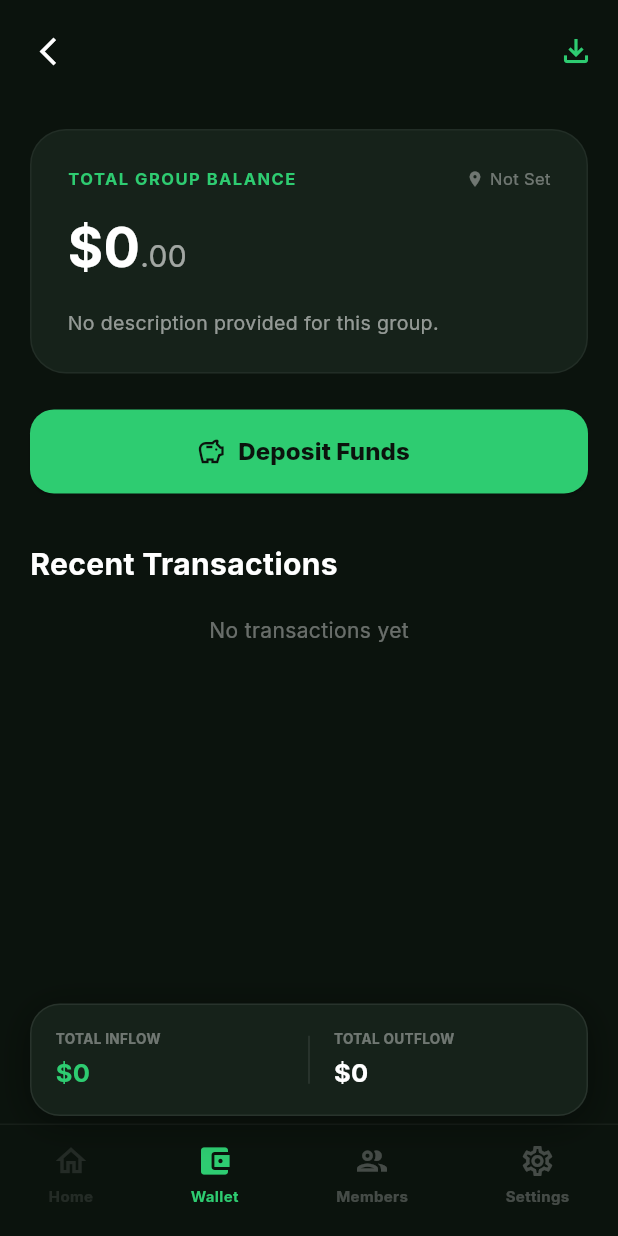
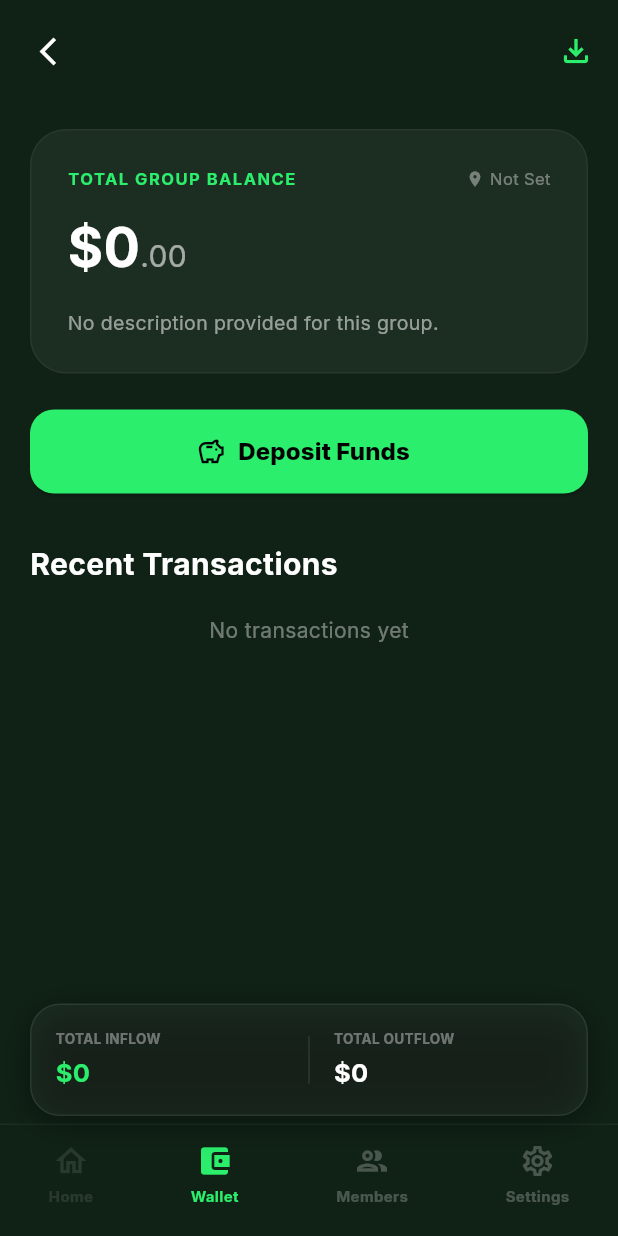
Before and after one commit to gidyon/hesabu_app, a Flutter app: the GroupDetailsScreen screen opened directly with empty values, on a phone screen of 412 x 824 dp. Run offline on Flutter 3.47's test engine with Material 3 defaults, Android fonts, the phone set to English and light mode, and no system bars; our stand-ins replace dio, go_router, google_fonts, shared_preferences; accounts and stored records are empty; network calls fail.

Commit message:
theme fixes'

```diff
--- a/lib/features/groups/presentation/screens/group_details_screen.dart
+++ b/lib/features/groups/presentation/screens/group_details_screen.dart
@@ -1,5 +1,7 @@
 import 'package:flutter/material.dart';
 import 'package:go_router/go_router.dart';
+import 'package:hesabu_app/core/theme/inherited_theme_controller.dart';
+import 'package:hesabu_app/core/theme/theme_controller.dart';
 import 'package:hesabu_app/features/groups/domain/groups_repository.dart';
 import 'package:intl/intl.dart';
 import 'package:provider/provider.dart';
@@ -76,24 +78,44 @@ class _GroupDetailsScreenState extends State<GroupDetailsScreen> {
       decimalDigits: 0,
     );
 
+    final themeController = InheritedThemeController.of(context);
+    final isDark = themeController.isDark;
+    final accent = themeController.accentColor.primary;
+    final backgroundColor = isDark
+        ? themeController.accentColor.darkBackground
+        : Colors.white;
+    final titleColor = isDark ? Colors.white : Colors.black87;
+    final cardColor = isDark
+        ? Colors.white.withOpacity(0.05)
+        : Colors.black.withOpacity(0.03);
+
     return Scaffold(
-      backgroundColor: const Color(0xFF0b130d),
+      backgroundColor: backgroundColor,
       body: Stack(
         children: [
           Column(
             children: [
-              _buildTopNav(context),
-              Expanded(child: _buildBody(currencyFormat, isAdmin)),
-              _buildBottomNavBar(),
+              _buildTopNav(context, titleColor, accent),
+              Expanded(
+                child: _buildBody(
+                  currencyFormat,
+                  isAdmin,
+                  accent,
+                  titleColor,
+                  cardColor,
+                ),
+              ),
+              _buildBottomNavBar(accent, titleColor),
             ],
           ),
-          if (_currentIndex == 1) _buildFixedInsights(currencyFormat),
+          if (_currentIndex == 1)
+            _buildFixedInsights(currencyFormat, accent, cardColor, titleColor),
         ],
       ),
     );
   }
 
-  Widget _buildTopNav(BuildContext context) {
+  Widget _buildTopNav(BuildContext context, Color titleColor, Color accent) {
     return Padding(
       padding: EdgeInsets.only(
         top: MediaQuery.of(context).padding.top + 10,
@@ -105,77 +127,86 @@ class _GroupDetailsScreenState extends State<GroupDetailsScreen> {
         mainAxisAlignment: MainAxisAlignment.spaceBetween,
         children: [
           IconButton(
-            icon: const Icon(
-              Icons.arrow_back_ios_new,
-              color: Colors.white,
-              size: 22,
-            ),
+            icon: Icon(Icons.arrow_back_ios_new, color: titleColor, size: 22),
             onPressed: () => context.pop(),
           ),
           Text(
             widget.group.name,
-            style: const TextStyle(
-              color: Colors.white,
+            style: TextStyle(
+              color: titleColor,
               fontSize: 18,
               fontWeight: FontWeight.bold,
             ),
           ),
-          const Icon(
-            Icons.file_download_outlined,
-            color: Color(0xFF2ecc71),
-            size: 24,
-          ),
+          Icon(Icons.file_download_outlined, color: accent, size: 24),
         ],
       ),
     );
   }
 
-  Widget _buildBody(NumberFormat fmt, bool isAdmin) {
+  Widget _buildBody(
+    NumberFormat fmt,
+    bool isAdmin,
+    Color accent,
+    Color titleColor,
+    Color cardColor,
+  ) {
     if (_currentIndex == 1) {
-      return _buildWalletView(fmt, isAdmin);
+      return _buildWalletView(fmt, isAdmin, accent, titleColor, cardColor);
     } else if (_currentIndex == 2) {
-      return _buildMembersView();
+      return _buildMembersView(accent, titleColor);
     } else if (_currentIndex == 3) {
-      return _buildSettingsView();
+      return _buildSettingsView(titleColor);
     }
     return const SizedBox.shrink();
   }
 
-  Widget _buildWalletView(NumberFormat fmt, bool isAdmin) {
+  Widget _buildWalletView(
+    NumberFormat fmt,
+    bool isAdmin,
+    Color accent,
+    Color titleColor,
+    Color cardColor,
+  ) {
     return SingleChildScrollView(
       padding: const EdgeInsets.symmetric(horizontal: 20),
       child: Column(
         crossAxisAlignment: CrossAxisAlignment.start,
         children: [
           const SizedBox(height: 16),
-          _buildBalanceCard(fmt),
+          _buildBalanceCard(fmt, accent, titleColor, cardColor),
           const SizedBox(height: 24),
-          _buildMainActionButton(isAdmin),
+          _buildMainActionButton(isAdmin, accent),
           const SizedBox(height: 32),
-          const Text(
+          Text(
             'Recent Transactions',
             style: TextStyle(
-              color: Colors.white,
+              color: titleColor,
               fontSize: 20,
               fontWeight: FontWeight.bold,
             ),
           ),
           const SizedBox(height: 20),
-          _buildTransactionsList(fmt),
+          _buildTransactionsList(fmt, accent, titleColor),
           const SizedBox(height: 120), // Spacer for fixed inflow/outflow
         ],
       ),
     );
   }
 
-  Widget _buildBalanceCard(NumberFormat fmt) {
+  Widget _buildBalanceCard(
+    NumberFormat fmt,
+    Color accent,
+    Color titleColor,
+    Color cardColor,
+  ) {
     return Container(
       width: double.infinity,
       padding: const EdgeInsets.all(24),
       decoration: BoxDecoration(
-        color: const Color(0xFF16221a),
+        color: cardColor,
         borderRadius: BorderRadius.circular(24),
-        border: Border.all(color: Colors.white.withOpacity(0.05)),
+        border: Border.all(color: titleColor.withOpacity(0.05)),
       ),
       child: Column(
         crossAxisAlignment: CrossAxisAlignment.start,
@@ -183,10 +214,10 @@ class _GroupDetailsScreenState extends State<GroupDetailsScreen> {
           Row(
             mainAxisAlignment: MainAxisAlignment.spaceBetween,
             children: [
-              const Text(
+              Text(
                 'TOTAL GROUP BALANCE',
                 style: TextStyle(
-                  color: Color(0xFF2ecc71),
+                  color: accent,
                   fontSize: 11,
                   fontWeight: FontWeight.bold,
                   letterSpacing: 1,
@@ -194,9 +225,9 @@ class _GroupDetailsScreenState extends State<GroupDetailsScreen> {
               ),
               Row(
                 children: [
-                  const Icon(
+                  Icon(
                     Icons.location_on,
-                    color: Colors.white38,
+                    color: titleColor.withOpacity(0.4),
                     size: 12,
                   ),
                   const SizedBox(width: 4),
@@ -204,7 +235,10 @@ class _GroupDetailsScreenState extends State<GroupDetailsScreen> {
                     widget.group.location.isEmpty
                         ? 'Not Set'
                         : widget.group.location,
-                    style: const TextStyle(color: Colors.white38, fontSize: 11),
+                    style: TextStyle(
+                      color: titleColor.withOpacity(0.4),
+                      fontSize: 11,
+                    ),
                   ),
                 ],
               ),
@@ -217,15 +251,18 @@ class _GroupDetailsScreenState extends State<GroupDetailsScreen> {
             children: [
               Text(
                 fmt.format(_balance),
-                style: const TextStyle(
-                  color: Colors.white,
+                style: TextStyle(
+                  color: titleColor,
                   fontSize: 36,
                   fontWeight: FontWeight.bold,
                 ),
               ),
-              const Text(
+              Text(
                 '.00',
-                style: TextStyle(color: Colors.white60, fontSize: 20),
+                style: TextStyle(
+                  color: titleColor.withOpacity(0.6),
+                  fontSize: 20,
+                ),
               ),
             ],
           ),
@@ -234,8 +271,8 @@ class _GroupDetailsScreenState extends State<GroupDetailsScreen> {
             widget.group.description.isEmpty
                 ? 'No description provided for this group.'
                 : widget.group.description,
-            style: const TextStyle(
-              color: Colors.white54,
+            style: TextStyle(
+              color: titleColor.withOpacity(0.54),
               fontSize: 13,
               height: 1.4,
             ),
@@ -247,7 +284,12 @@ class _GroupDetailsScreenState extends State<GroupDetailsScreen> {
     );
   }
 
-  Widget _buildFixedInsights(NumberFormat fmt) {
+  Widget _buildFixedInsights(
+    NumberFormat fmt,
+    Color accent,
+    Color cardColor,
+    Color titleColor,
+  ) {
     return Positioned(
       bottom: 80, // Above bottom nav
       left: 20,
@@ -255,9 +297,9 @@ class _GroupDetailsScreenState extends State<GroupDetailsScreen> {
       child: Container(
         padding: const EdgeInsets.all(16),
         decoration: BoxDecoration(
-          color: const Color(0xFF16221a),
+          color: cardColor,
           borderRadius: BorderRadius.circular(20),
-          border: Border.all(color: Colors.white.withOpacity(0.08)),
+          border: Border.all(color: titleColor.withOpacity(0.08)),
           boxShadow: [
             BoxShadow(
               color: Colors.black.withOpacity(0.4),
@@ -272,20 +314,22 @@ class _GroupDetailsScreenState extends State<GroupDetailsScreen> {
               child: _buildInsightItem(
                 'TOTAL INFLOW',
                 fmt.format(_totalInflow),
-                const Color(0xFF2ecc71),
+                accent,
+                titleColor,
               ),
             ),
             Container(
               width: 1,
               height: 32,
-              color: Colors.white.withOpacity(0.1),
+              color: titleColor.withOpacity(0.1),
               margin: const EdgeInsets.symmetric(horizontal: 16),
             ),
             Expanded(
               child: _buildInsightItem(
                 'TOTAL OUTFLOW',
                 fmt.format(_totalOutflow),
-                Colors.white,
+                titleColor,
+                titleColor,
               ),
             ),
           ],
@@ -294,15 +338,20 @@ class _GroupDetailsScreenState extends State<GroupDetailsScreen> {
     );
   }
 
-  Widget _buildInsightItem(String label, String amount, Color amountColor) {
+  Widget _buildInsightItem(
+    String label,
+    String amount,
+    Color amountColor,
+    Color titleColor,
+  ) {
     return Column(
       crossAxisAlignment: CrossAxisAlignment.start,
       mainAxisSize: MainAxisSize.min,
       children: [
         Text(
           label,
-          style: const TextStyle(
-            color: Colors.white38,
+          style: TextStyle(
+            color: titleColor.withOpacity(0.38),
             fontSize: 9,
             fontWeight: FontWeight.bold,
           ),
@@ -320,15 +369,15 @@ class _GroupDetailsScreenState extends State<GroupDetailsScreen> {
     );
   }
 
-  Widget _buildMainActionButton(bool isAdmin) {
+  Widget _buildMainActionButton(bool isAdmin, Color accent) {
     return SizedBox(
       width: double.infinity,
       height: 56,
       child: ElevatedButton.icon(
         onPressed: () {},
         style: ElevatedButton.styleFrom(
-          backgroundColor: const Color(0xFF2ecc71),
-          foregroundColor: const Color(0xFF0b130d),
+          backgroundColor: accent,
+          foregroundColor: Colors.black,
           shape: RoundedRectangleBorder(
             borderRadius: BorderRadius.circular(16),
           ),
@@ -345,16 +394,18 @@ class _GroupDetailsScreenState extends State<GroupDetailsScreen> {
     );
   }
 
-  Widget _buildTransactionsList(NumberFormat fmt) {
+  Widget _buildTransactionsList(
+    NumberFormat fmt,
+    Color accent,
+    Color titleColor,
+  ) {
     if (_isLoading)
-      return const Center(
-        child: CircularProgressIndicator(color: Color(0xFF2ecc71)),
-      );
+      return Center(child: CircularProgressIndicator(color: accent));
     if (_transactions.isEmpty)
-      return const Center(
+      return Center(
         child: Text(
           'No transactions yet',
-          style: TextStyle(color: Colors.white38),
+          style: TextStyle(color: titleColor.withOpacity(0.4)),
         ),
       );
 
@@ -373,15 +424,14 @@ class _GroupDetailsScreenState extends State<GroupDetailsScreen> {
                 width: 48,
                 height: 48,
                 decoration: BoxDecoration(
-                  color: (isInflow ? const Color(0xFF2ecc71) : Colors.red)
-                      .withOpacity(0.08),
+                  color: (isInflow ? accent : Colors.red).withOpacity(0.08),
                   shape: BoxShape.circle,
                 ),
                 child: Icon(
                   isInflow
                       ? Icons.file_download_outlined
                       : Icons.file_upload_outlined,
-                  color: isInflow ? const Color(0xFF2ecc71) : Colors.red,
+                  color: isInflow ? accent : Colors.red,
                   size: 22,
                 ),
               ),
@@ -392,8 +442,8 @@ class _GroupDetailsScreenState extends State<GroupDetailsScreen> {
                   children: [
                     Text(
                       tx.title,
-                      style: const TextStyle(
-                        color: Colors.white,
+                      style: TextStyle(
+                        color: titleColor,
                         fontSize: 15,
                         fontWeight: FontWeight.bold,
                       ),
@@ -401,8 +451,8 @@ class _GroupDetailsScreenState extends State<GroupDetailsScreen> {
                     const SizedBox(height: 4),
                     Text(
                       tx.date,
-                      style: const TextStyle(
-                        color: Colors.white38,
+                      style: TextStyle(
+                        color: titleColor.withOpacity(0.4),
                         fontSize: 12,
                       ),
                     ),
@@ -415,7 +465,7 @@ class _GroupDetailsScreenState extends State<GroupDetailsScreen> {
                   Text(
                     '${isInflow ? '+' : '-'}${fmt.format(tx.amount)}.00',
                     style: TextStyle(
-                      color: isInflow ? const Color(0xFF2ecc71) : Colors.white,
+                      color: isInflow ? accent : titleColor,
                       fontSize: 15,
                       fontWeight: FontWeight.bold,
                     ),
@@ -423,8 +473,8 @@ class _GroupDetailsScreenState extends State<GroupDetailsScreen> {
                   const SizedBox(height: 2),
                   Text(
                     tx.method.toUpperCase(),
-                    style: const TextStyle(
-                      color: Colors.white38,
+                    style: TextStyle(
+                      color: titleColor.withOpacity(0.4),
                       fontSize: 9,
                       fontWeight: FontWeight.bold,
                     ),
@@ -438,11 +488,9 @@ class _GroupDetailsScreenState extends State<GroupDetailsScreen> {
     );
   }
 
-  Widget _buildMembersView() {
+  Widget _buildMembersView(Color accent, Color titleColor) {
     if (_isLoading)
-      return const Center(
-        child: CircularProgressIndicator(color: Color(0xFF2ecc71)),
-      );
+      return Center(child: CircularProgressIndicator(color: accent));
     return ListView.builder(
       padding: const EdgeInsets.all(20),
       itemCount: _members.length,
@@ -455,13 +503,10 @@ class _GroupDetailsScreenState extends State<GroupDetailsScreen> {
             children: [
               CircleAvatar(
                 radius: 22,
-                backgroundColor: const Color(0xFF16221a),
+                backgroundColor: titleColor.withOpacity(0.05),
                 child: Text(
                   member.name[0],
-                  style: const TextStyle(
-                    color: Color(0xFF2ecc71),
-                    fontWeight: FontWeight.bold,
-                  ),
+                  style: TextStyle(color: accent, fontWeight: FontWeight.bold),
                 ),
               ),
               const SizedBox(width: 16),
@@ -471,8 +516,8 @@ class _GroupDetailsScreenState extends State<GroupDetailsScreen> {
                   children: [
                     Text(
                       member.name,
-                      style: const TextStyle(
-                        color: Colors.white,
+                      style: TextStyle(
+                        color: titleColor,
                         fontSize: 15,
                         fontWeight: FontWeight.bold,
                       ),
@@ -480,8 +525,8 @@ class _GroupDetailsScreenState extends State<GroupDetailsScreen> {
                     const SizedBox(height: 4),
                     Text(
                       member.msisdn,
-                      style: const TextStyle(
-                        color: Colors.white38,
+                      style: TextStyle(
+                        color: titleColor.withOpacity(0.4),
                         fontSize: 12,
                       ),
                     ),
@@ -495,13 +540,13 @@ class _GroupDetailsScreenState extends State<GroupDetailsScreen> {
                     vertical: 4,
                   ),
                   decoration: BoxDecoration(
-                    color: const Color(0xFF2ecc71).withOpacity(0.1),
+                    color: accent.withOpacity(0.1),
                     borderRadius: BorderRadius.circular(8),
                   ),
-                  child: const Text(
+                  child: Text(
                     'ADMIN',
                     style: TextStyle(
-                      color: Color(0xFF2ecc71),
+                      color: accent,
                       fontSize: 9,
                       fontWeight: FontWeight.bold,
                     ),
@@ -514,30 +559,38 @@ class _GroupDetailsScreenState extends State<GroupDetailsScreen> {
     );
   }
 
-  Widget _buildSettingsView() {
+  Widget _buildSettingsView(Color titleColor) {
     return ListView(
       padding: const EdgeInsets.all(20),
       children: [
         _buildSettingsItem(
           Icons.edit_outlined,
           'Edit Group Profile',
+          titleColor: titleColor,
           onTap: () => context.push('/groups/create', extra: widget.group),
         ),
         _buildSettingsItem(
           Icons.group_add_outlined,
           'Invite Members',
+          titleColor: titleColor,
           onTap: () => context.push('/groups/invite', extra: widget.group.id),
         ),
-        _buildSettingsItem(Icons.security_outlined, 'Permissions'),
+        _buildSettingsItem(
+          Icons.security_outlined,
+          'Permissions',
+          titleColor: titleColor,
+        ),
         _buildSettingsItem(
           Icons.notifications_outlined,
           'Notification Settings',
+          titleColor: titleColor,
         ),
-        const Divider(color: Colors.white10, height: 40),
+        Divider(color: titleColor.withOpacity(0.1), height: 40),
         _buildSettingsItem(
           Icons.logout,
           'Exit Group',
           color: Colors.orange,
+          titleColor: titleColor,
           onTap: () => _showConfirmationDialog(
             'Exit Group',
             'Are you sure you want to exit this group?',
@@ -547,6 +600,7 @@ class _GroupDetailsScreenState extends State<GroupDetailsScreen> {
           Icons.delete_outline,
           'Delete Group',
           color: Colors.red,
+          titleColor: titleColor,
           onTap: () => _showConfirmationDialog(
             'Delete Group',
             'This action is permanent. All group data will be lost. Continue?',
@@ -559,98 +613,47 @@ class _GroupDetailsScreenState extends State<GroupDetailsScreen> {
   Widget _buildSettingsItem(
     IconData icon,
     String title, {
+    required Color titleColor,
     Color color = Colors.white,
     VoidCallback? onTap,
   }) {
+    final effectiveColor = color == Colors.white ? titleColor : color;
     return ListTile(
       contentPadding: EdgeInsets.zero,
       onTap: onTap,
-      leading: Icon(icon, color: color.withOpacity(0.6), size: 22),
+      leading: Icon(icon, color: effectiveColor.withOpacity(0.6), size: 22),
       title: Text(
         title,
-        style: TextStyle(color: color.withOpacity(0.8), fontSize: 15),
+        style: TextStyle(color: effectiveColor.withOpacity(0.8), fontSize: 15),
       ),
-      trailing: const Icon(Icons.chevron_right, color: Colors.white10),
+      trailing: Icon(Icons.chevron_right, color: titleColor.withOpacity(0.1)),
     );
   }
 
-  void _showInviteDialog() {
+  void _showConfirmationDialog(String title, String message) {
+    final themeController = InheritedThemeController.of(context);
+    final isDark = themeController.isDark;
+    final backgroundColor = isDark
+        ? themeController.accentColor.darkBackground
+        : Colors.white;
+    final titleColor = isDark ? Colors.white : Colors.black87;
+
     showDialog(
       context: context,
       builder: (context) => AlertDialog(
-        backgroundColor: const Color(0xFF16221a),
+        backgroundColor: backgroundColor,
         shape: RoundedRectangleBorder(borderRadius: BorderRadius.circular(24)),
-        title: const Text(
-          'Invite Members',
-          style: TextStyle(color: Colors.white),
-        ),
-        content: Column(
-          mainAxisSize: MainAxisSize.min,
-          crossAxisAlignment: CrossAxisAlignment.start,
-          children: [
-            TextField(
-              style: const TextStyle(color: Colors.white),
-              decoration: InputDecoration(
-                hintText: 'Phone number or Email',
-                hintStyle: const TextStyle(color: Colors.white24),
-                filled: true,
-                fillColor: Colors.black26,
-                border: OutlineInputBorder(
-                  borderRadius: BorderRadius.circular(12),
-                  borderSide: BorderSide.none,
-                ),
-              ),
-            ),
-            const SizedBox(height: 12),
-            const Text(
-              'Please only invite people you know. Avoid spamming.',
-              style: TextStyle(color: Colors.white38, fontSize: 11),
-            ),
-          ],
+        title: Text(title, style: TextStyle(color: titleColor)),
+        content: Text(
+          message,
+          style: TextStyle(color: titleColor.withOpacity(0.7)),
         ),
         actions: [
           TextButton(
             onPressed: () => context.pop(),
-            child: const Text(
+            child: Text(
               'Cancel',
-              style: TextStyle(color: Colors.white54),
-            ),
-          ),
-          ElevatedButton(
-            onPressed: () {
-              context.pop();
-              ScaffoldMessenger.of(context).showSnackBar(
-                const SnackBar(
-                  content: Text('Invitation sent successfully!'),
-                  backgroundColor: Color(0xFF2ecc71),
-                ),
-              );
-            },
-            style: ElevatedButton.styleFrom(
-              backgroundColor: const Color(0xFF2ecc71),
-              foregroundColor: Colors.black,
-            ),
-            child: const Text('Send Invite'),
-          ),
-        ],
-      ),
-    );
-  }
-
-  void _showConfirmationDialog(String title, String message) {
-    showDialog(
-      context: context,
-      builder: (context) => AlertDialog(
-        backgroundColor: const Color(0xFF16221a),
-        shape: RoundedRectangleBorder(borderRadius: BorderRadius.circular(24)),
-        title: Text(title, style: const TextStyle(color: Colors.white)),
-        content: Text(message, style: const TextStyle(color: Colors.white70)),
-        actions: [
-          TextButton(
-            onPressed: () => context.pop(),
-            child: const Text(
-              'Cancel',
-              style: TextStyle(color: Colors.white54),
+              style: TextStyle(color: titleColor.withOpacity(0.5)),
             ),
           ),
           TextButton(
@@ -674,41 +677,61 @@ class _GroupDetailsScreenState extends State<GroupDetailsScreen> {
     );
   }
 
-  Widget _buildBottomNavBar() {
+  Widget _buildBottomNavBar(Color accent, Color titleColor) {
     return Container(
       padding: const EdgeInsets.only(top: 12, bottom: 20),
       decoration: BoxDecoration(
-        color: const Color(0xFF0b130d),
-        border: Border(top: BorderSide(color: Colors.white.withOpacity(0.05))),
+        color: Colors.transparent,
+        border: Border(top: BorderSide(color: titleColor.withOpacity(0.05))),
       ),
       child: Row(
         mainAxisAlignment: MainAxisAlignment.spaceAround,
         children: [
-          _buildNavItem(Icons.home_outlined, 'Home', false, 0),
+          _buildNavItem(
+            Icons.home_outlined,
+            'Home',
+            false,
+            0,
+            accent,
+            titleColor,
+          ),
           _buildNavItem(
             Icons.account_balance_wallet,
             'Wallet',
             _currentIndex == 1,
             1,
+            accent,
+            titleColor,
           ),
           _buildNavItem(
             Icons.people_outlined,
             'Members',
             _currentIndex == 2,
             2,
+            accent,
+            titleColor,
           ),
           _buildNavItem(
             Icons.settings_outlined,
             'Settings',
             _currentIndex == 3,
             3,
+            accent,
+            titleColor,
           ),
         ],
       ),
     );
   }
 
-  Widget _buildNavItem(IconData icon, String label, bool isActive, int index) {
+  Widget _buildNavItem(
+    IconData icon,
+    String label,
+    bool isActive,
+    int index,
+    Color accent,
+    Color titleColor,
+  ) {
     final isDisabled = index == 0;
     return GestureDetector(
       onTap: isDisabled ? null : () => setState(() => _currentIndex = index),
@@ -718,8 +741,8 @@ class _GroupDetailsScreenState extends State<GroupDetailsScreen> {
           Icon(
             icon,
             color: isDisabled
-                ? Colors.white10
-                : (isActive ? const Color(0xFF2ecc71) : Colors.white24),
+                ? titleColor.withOpacity(0.1)
+                : (isActive ? accent : titleColor.withOpacity(0.24)),
             size: 24,
           ),
           const SizedBox(height: 4),
@@ -727,8 +750,8 @@ class _GroupDetailsScreenState extends State<GroupDetailsScreen> {
             label,
             style: TextStyle(
               color: isDisabled
-                  ? Colors.white10
-                  : (isActive ? const Color(0xFF2ecc71) : Colors.white24),
+                  ? titleColor.withOpacity(0.1)
+                  : (isActive ? accent : titleColor.withOpacity(0.24)),
               fontSize: 10,
               fontWeight: FontWeight.bold,
             ),
```
Also changed, not shown: lib/features/groups/presentation/screens/invite_members_screen.dart (+34 -18 lines).
